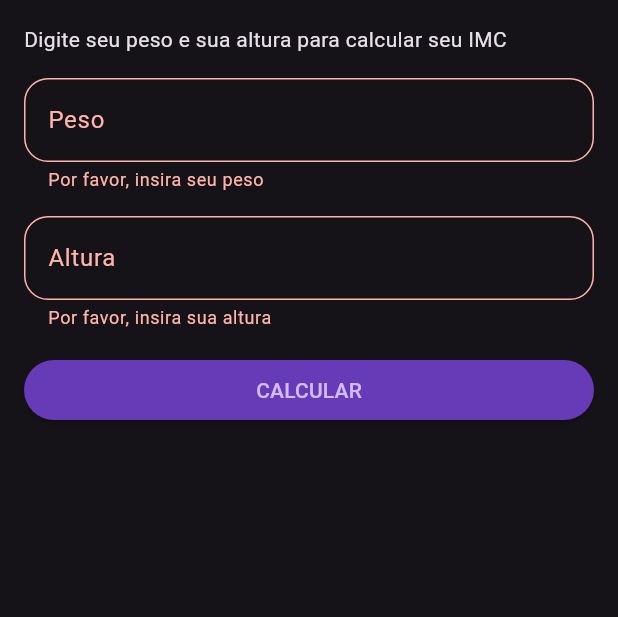
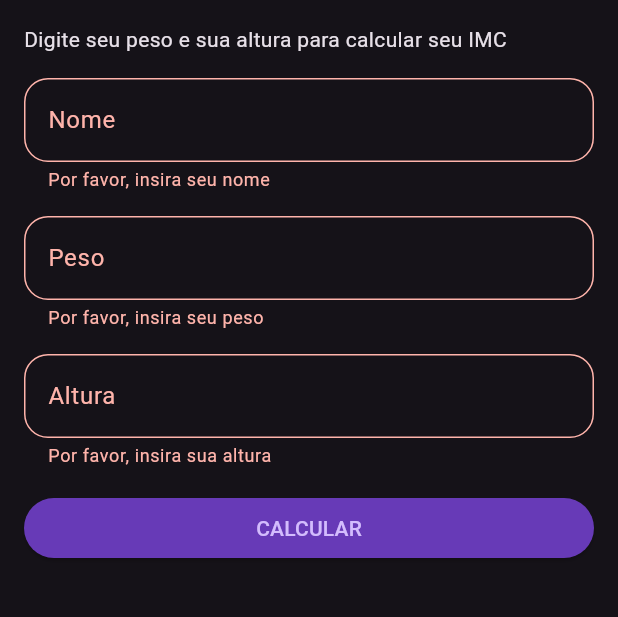
Before and after one commit to duardogcandido/imc_calculator, a Flutter app: the screen it shows after launch, after a tap on "CALCULAR", on a phone screen of 412 x 824 dp, the part 84-701 px from its top. Run offline on Flutter 3.47's test engine with Material 3 defaults, Android fonts, the phone set to English and light mode, and no system bars; our stand-ins replace shared_preferences, sqflite; accounts and stored records are empty.

```diff
--- a/lib/main.dart
+++ b/lib/main.dart
@@ -1,6 +1,7 @@
 import 'package:flutter/material.dart';
 import 'package:imc_calculator/extensions/imc_extension.dart';
 import 'package:imc_calculator/models/imc.dart';
+import 'package:shared_preferences/shared_preferences.dart';
 
 void main() {
   runApp(const MyApp());
@@ -33,9 +34,25 @@ class MyHomePage extends StatefulWidget {
 
 class _MyHomePageState extends State<MyHomePage> {
   final _formKey = GlobalKey<FormState>();
-  TextEditingController pesoController = TextEditingController();
-  TextEditingController alturaController = TextEditingController();
+  late TextEditingController nomeController;
+  late TextEditingController pesoController;
+  late TextEditingController alturaController;
+  late SharedPreferences prefs;
+  ImcProvider _imcProvider = ImcProvider();
   List<Imc> imcs = [];
+
+  Future<String> initImcs() async{
+    _imcProvider.open();
+    prefs = await SharedPreferences.getInstance();
+    final String? nome = prefs.getString('nome');
+    final String? altura = prefs.getString('altura');
+    nomeController = TextEditingController(text: nome ?? '');
+    pesoController = TextEditingController();
+    alturaController = TextEditingController(text: altura ?? '');
+    await _imcProvider.getImcs().then((value) => imcs = value);
+
+    return nome ?? '';
+  }
 
   @override
   Widget build(BuildContext context) {
@@ -49,7 +66,11 @@ class _MyHomePageState extends State<MyHomePage> {
         // the App.build method, and use it to set our appbar title.
         title: Text(widget.title),
       ),
-      body: Form(
+      body: FutureBuilder(
+        future: initImcs(),
+        builder: (context, asyncSnapshot) {
+          if(asyncSnapshot.hasData){
+            return Form(
               key: _formKey,
               child: Column(
                 mainAxisAlignment: MainAxisAlignment.start,
@@ -59,6 +80,25 @@ class _MyHomePageState extends State<MyHomePage> {
                   Container(
                       padding: EdgeInsets.fromLTRB(16, 16, 16, 16),
                       child: Text('Digite seu peso e sua altura para calcular seu IMC')
+                  ),
+                  Container(
+                      padding: EdgeInsets.fromLTRB(16, 0, 16, 16),
+                      child: TextFormField(
+                        decoration: InputDecoration(
+                          border: OutlineInputBorder(
+                            borderRadius: BorderRadius.all(Radius.circular(16)),
+                          ),
+                          labelText: 'Nome',
+                        ),
+                        keyboardType: TextInputType.text,
+                        controller: nomeController,
+                        validator: (value) {
+                          if (value == null || value.isEmpty) {
+                            return 'Por favor, insira seu nome';
+                          }
+                          return null;
+                        },
+                      )
                   ),
                   Container(
                       padding: EdgeInsets.fromLTRB(16, 0, 16, 16),
@@ -105,16 +145,11 @@ class _MyHomePageState extends State<MyHomePage> {
                           style: ButtonStyle(
                             backgroundColor: MaterialStateProperty.all<Color>(Colors.deepPurple),
                           ),
-                  onPressed: (){
+                          onPressed: () async{
                             if(_formKey.currentState!.validate()){
-                      Imc atualImc = Imc(
-                          peso: double.parse(pesoController.text),
-                          altura: double.parse(alturaController.text));
-                      imcs.add(atualImc);
-
+                              await calcularImcESalvar();
                               setState(() {
                                 pesoController.clear();
-                        alturaController.clear();
                               });
 
                               ScaffoldMessenger.of(context).showSnackBar(
@@ -190,7 +225,26 @@ class _MyHomePageState extends State<MyHomePage> {
                   ),
                 ],
               ),
+            );
+          }else{
+            return Center(
+              child: CircularProgressIndicator(),
+            );
+          }
+        }
       ),
     );
   }
+
+  Future<void> calcularImcESalvar() async{
+    await prefs.setString('altura', alturaController.text);
+    await prefs.setString('nome', nomeController.text);
+    Imc atualImc = Imc(
+        peso: double.parse(pesoController.text),
+        altura: double.parse(alturaController.text));
+
+    await _imcProvider.insert(atualImc);
+
+    imcs.add(atualImc);
   }
+}
--- a/lib/models/imc.dart
+++ b/lib/models/imc.dart
@@ -1,6 +1,92 @@
+import 'package:sqflite/sqflite.dart';
+
 class Imc {
+  int? id;
   double peso;
   double altura;
 
-  Imc({required this.peso, required this.altura});
+  Imc({this.id, required this.peso, required this.altura});
+
+  Map<String, Object?> toMap() {
+    var map = <String, Object?>{
+      'Id': id,
+      'Peso': peso,
+      'Altura': altura,
+    };
+    return map;
+  }
+
+  factory Imc.fromMap(Map<dynamic, dynamic> map) {
+    return Imc(
+      id: map['Id'],
+      peso: double.parse(map['Peso'].toString()),
+      altura: double.parse(map['Altura'].toString()),
+    );
+  }
 }
+
+class ImcProvider {
+  final String tableName = 'IMC';
+  final String columnId = 'Id';
+  final String columnAltura = 'Altura';
+  final String columnPeso = 'Peso';
+  final String pathDb = 'imc.db';
+
+  Future open() async {
+    var db = await openDatabase(pathDb, version: 1,
+        onCreate: (Database db, int version) async {
+          await db.execute('''
+create table $tableName (
+  $columnId integer primary key autoincrement,
+  $columnAltura numeric not null,
+  $columnPeso numeric not null)
+''');
+        });
+  }
+
+  Future<Imc> insert(Imc imc) async {
+    var db = await openDatabase(pathDb);
+    imc.id = await db.insert(tableName, imc.toMap());
+    return imc;
+  }
+
+  Future<List<Imc>> getImcs() async {
+    var db = await openDatabase(pathDb);
+    List<Map> maps = await db.query(tableName,
+        columns: [columnId, columnPeso, columnAltura]);
+
+    List<Imc> resultList = [];
+
+    for(var item in maps){
+      resultList.add(Imc.fromMap(item));
+    }
+
+    return resultList;
+  }
+
+  Future<Imc> getImc(int id) async {
+    var db = await openDatabase(pathDb);
+    List<Map> maps = await db.query(tableName,
+        columns: [columnId, columnPeso, columnAltura],
+        where: '$columnId = ?',
+        whereArgs: [id]);
+
+      return Imc.fromMap(maps.first);
+  }
+
+  Future<int> delete(int id) async {
+    var db = await openDatabase(pathDb);
+    return await db.delete(tableName, where: '$columnId = ?', whereArgs: [id]);
+  }
+
+  Future<int> update(Imc todo) async {
+    var db = await openDatabase(pathDb);
+    return await db.update(tableName, todo.toMap(),
+        where: '$columnId = ?', whereArgs: [todo.id]);
+  }
+
+  Future close() async {
+    var db = await openDatabase(pathDb);
+    db.close();
+  }
+}
--- a/pubspec.yaml
+++ b/pubspec.yaml
@@ -30,10 +30,9 @@ environment:
 dependencies:
   flutter:
     sdk: flutter
-
-  # The following adds the Cupertino Icons font to your application.
-  # Use with the CupertinoIcons class for iOS style icons.
   cupertino_icons: ^1.0.8
+  shared_preferences: ^2.5.3
+  sqflite: ^2.4.2
 
 dev_dependencies:
   flutter_test:
```
Also changed, not shown: pubspec.lock, 2 other files. Lines whose indentation alone changed are shown as unchanged.
